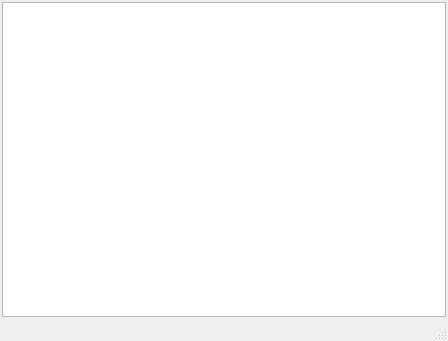
Before: the Qt Designer form navigator/NavMainWindow.ui in rprichard/CxxCodeBrowser, drawn with Qt 5.
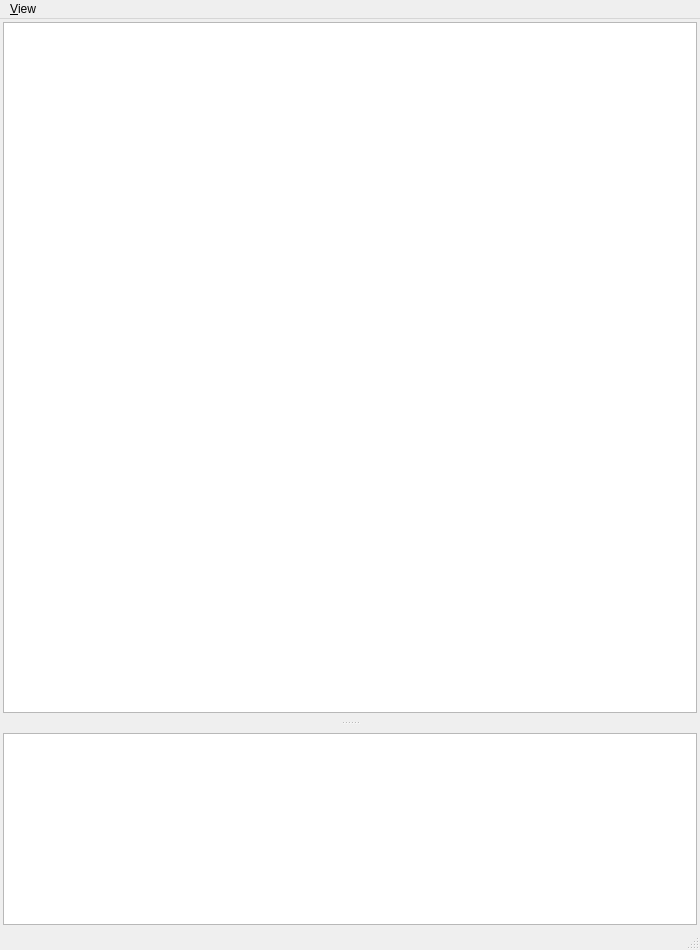
After: the same form once the commit is applied. Custom widgets are drawn as their Qt base class.

Commit message:
Checkpoint source navigator work primarily adding a command widget.
Other miscellaneous changes:

 * Make Ctrl-Q close a window.

 * Open just the main window at startup.

 * Use a hack to turn editor drag-and-drop off.

The edit to the form file:
```diff
--- a/navigator/NavMainWindow.ui
+++ b/navigator/NavMainWindow.ui
@@ -6,32 +6,60 @@
    <rect>
     <x>0</x>
     <y>0</y>
-    <width>448</width>
-    <height>341</height>
+    <width>700</width>
+    <height>950</height>
    </rect>
   </property>
   <property name="windowTitle">
    <string>MainWindow</string>
   </property>
   <widget class="QWidget" name="centralWidget">
-   <layout class="QGridLayout" name="gridLayout">
+   <layout class="QVBoxLayout" name="verticalLayout">
     <property name="margin">
-     <number>2</number>
+     <number>3</number>
     </property>
-    <item row="0" column="0">
-     <widget class="QTextEdit" name="textEdit">
-      <property name="font">
-       <font>
-        <family>Monospace</family>
-        <pointsize>8</pointsize>
-       </font>
+    <item>
+     <widget class="QSplitter" name="splitter">
+      <property name="orientation">
+       <enum>Qt::Vertical</enum>
       </property>
-      <property name="lineWrapMode">
-       <enum>QTextEdit::NoWrap</enum>
+      <property name="handleWidth">
+       <number>20</number>
       </property>
-      <property name="readOnly">
-       <bool>true</bool>
+      <property name="childrenCollapsible">
+       <bool>false</bool>
       </property>
+      <widget class="NavSourceWidget" name="sourceWidget">
+       <property name="sizePolicy">
+        <sizepolicy hsizetype="Expanding" vsizetype="Expanding">
+         <horstretch>0</horstretch>
+         <verstretch>1</verstretch>
+        </sizepolicy>
+       </property>
+       <property name="focusPolicy">
+        <enum>Qt::NoFocus</enum>
+       </property>
+       <property name="acceptDrops">
+        <bool>false</bool>
+       </property>
+       <property name="undoRedoEnabled">
+        <bool>false</bool>
+       </property>
+       <property name="readOnly">
+        <bool>true</bool>
+       </property>
+      </widget>
+      <widget class="NavCommandWidget" name="commandWidget">
+       <property name="acceptDrops">
+        <bool>false</bool>
+       </property>
+       <property name="undoRedoEnabled">
+        <bool>false</bool>
+       </property>
+       <property name="lineWrapMode">
+        <enum>QPlainTextEdit::NoWrap</enum>
+       </property>
+      </widget>
      </widget>
     </item>
    </layout>
@@ -41,14 +69,33 @@
     <rect>
      <x>0</x>
      <y>0</y>
-     <width>448</width>
+     <width>700</width>
      <height>25</height>
     </rect>
    </property>
+   <widget class="QMenu" name="menu_View">
+    <property name="title">
+     <string>&amp;View</string>
+    </property>
+    <addaction name="action_Source_List"/>
+   </widget>
+   <addaction name="menu_View"/>
   </widget>
   <widget class="QStatusBar" name="statusBar"/>
  </widget>
  <layoutdefault spacing="6" margin="11"/>
+ <customwidgets>
+  <customwidget>
+   <class>NavCommandWidget</class>
+   <extends>QPlainTextEdit</extends>
+   <header>NavCommandWidget.h</header>
+  </customwidget>
+  <customwidget>
+   <class>NavSourceWidget</class>
+   <extends>QPlainTextEdit</extends>
+   <header>NavSourceWidget.h</header>
+  </customwidget>
+ </customwidgets>
  <resources/>
  <connections/>
 </ui>
```
Left out of the diff: 5 changed lines with no effect on the pictures. The commit also changes 11 other files.
